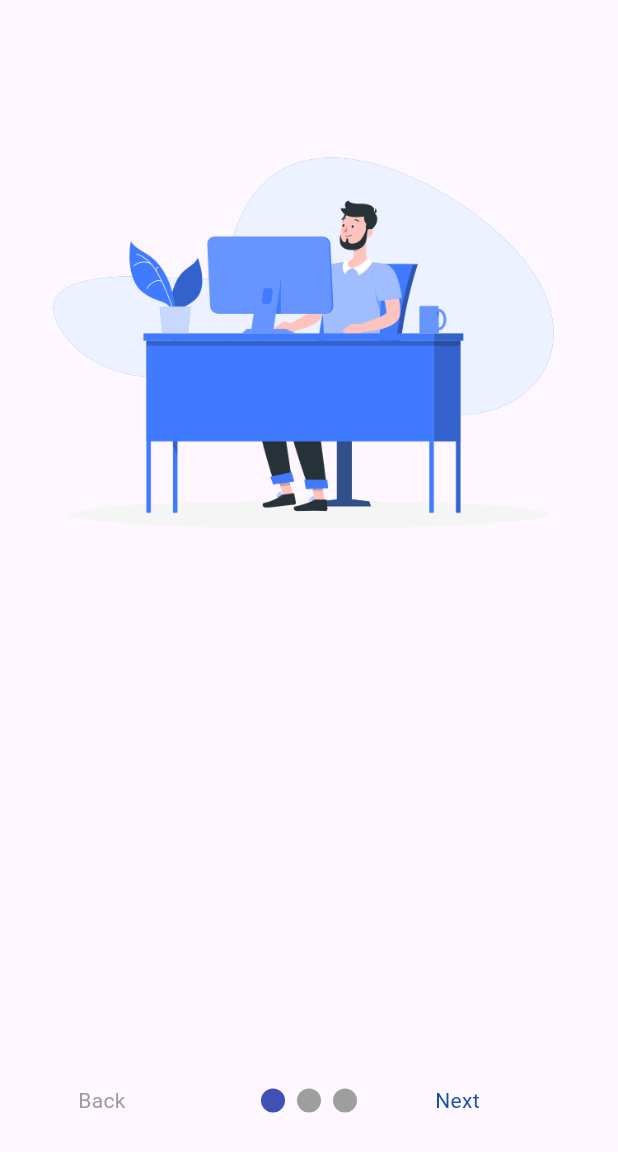
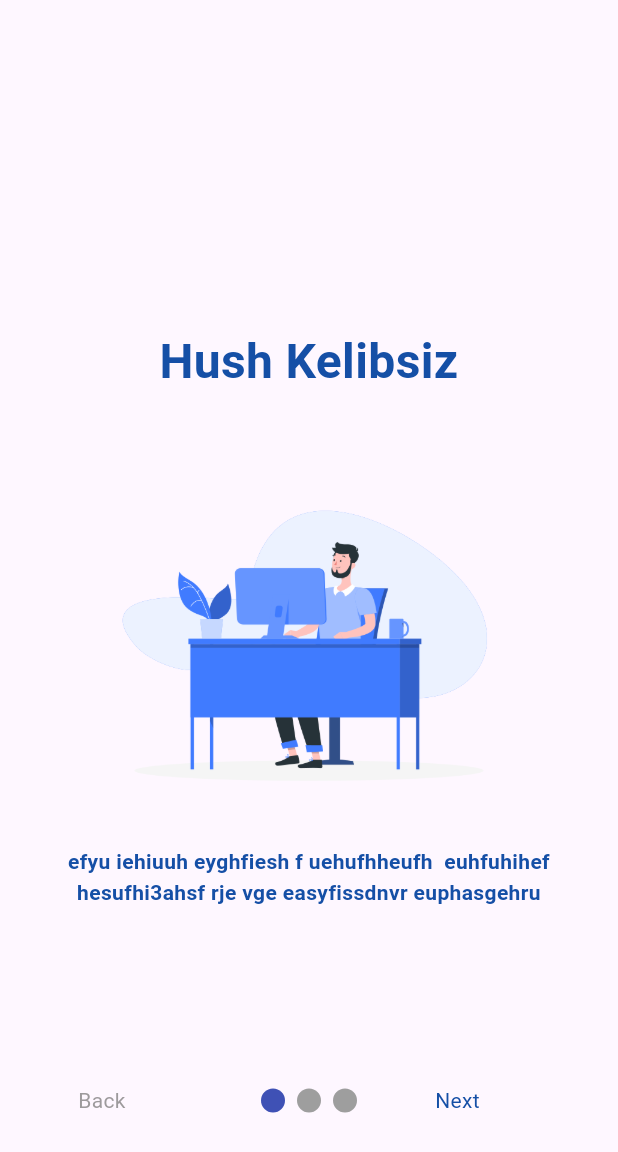
Before and after one commit to Inoyatovlee/Todo, a Flutter app: the screen it shows after launch, on a phone screen of 412 x 824 dp. Shown: the top 1152 px of the screen. Run offline on Flutter 3.47's test engine with Material 3 defaults, Android fonts, the phone set to English and light mode, and no system bars; drawn by our look-alikes of smooth_page_indicator; our stand-ins replace get.

Commit message:
step 1,2,3

```diff
--- a/lib/components/welcome/step1.dart
+++ b/lib/components/welcome/step1.dart
@@ -11,9 +11,19 @@ class _StepOneState extends State<StepOne> {
   @override
   Widget build(BuildContext context) {
     return Center(
-      child: Column(children: [
-        Image.asset(
-          AppImages.step1,
+      child: Column(mainAxisAlignment: MainAxisAlignment.center, children: [
+        Text(
+          'Hush Kelibsiz',
+          textAlign: TextAlign.center,
+          style: TextStyle(
+              color: AppColor.blue7, fontWeight: FontWeight.w700, fontSize: 32),
+        ),
+        Image.asset(AppImages.step1, width: 300),
+        Text(
+          "efyu iehiuuh eyghfiesh f uehufhheufh  euhfuhihef  hesufhi3ahsf rje vge easyfissdnvr euphasgehru",
+          textAlign: TextAlign.center,
+          style: TextStyle(
+              color: AppColor.blue7, fontWeight: FontWeight.w600, height: 1.5),
         ),
       ]),
     );
```
Also changed, not shown: lib/components/welcome/step2.dart (+13 -3 lines), lib/components/welcome/step3.dart (+13 -3 lines).
